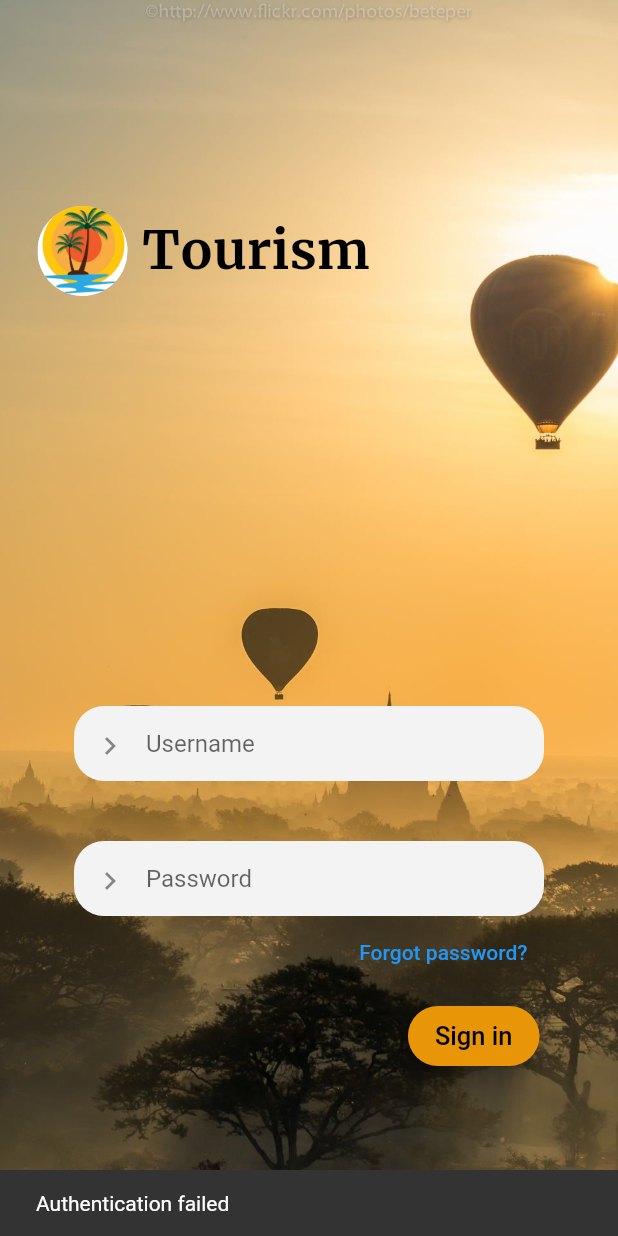
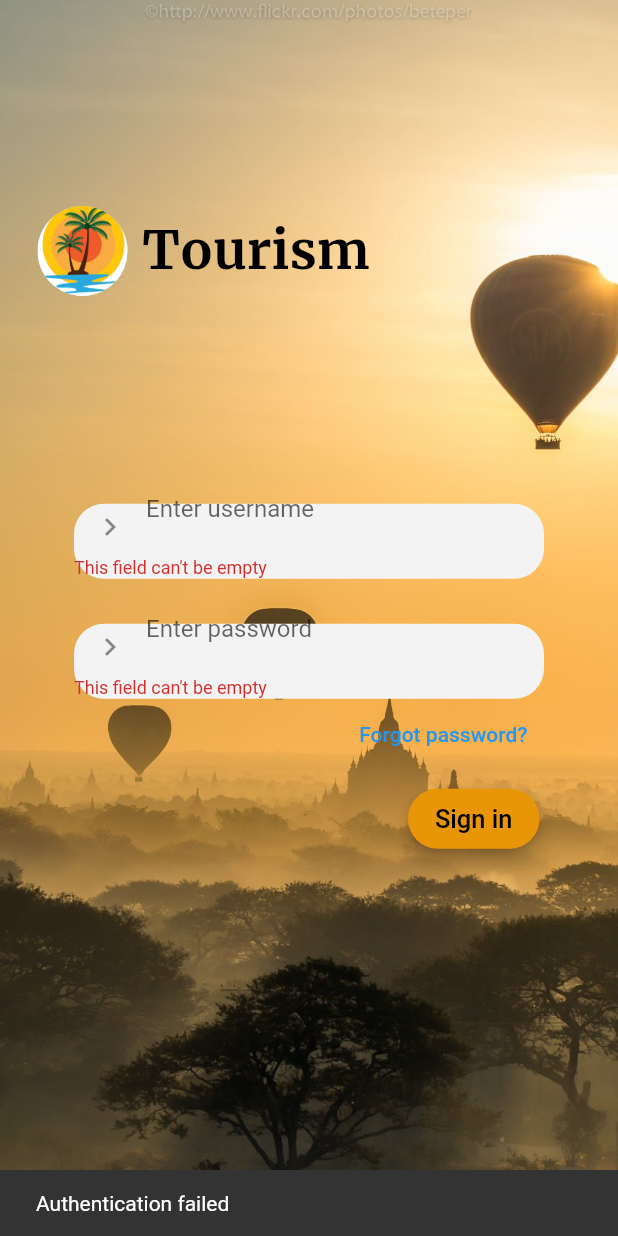
Before and after one commit to luix09/Tourism, a Flutter app: the screen it shows after launch, after a tap on "Sign in", on a phone screen of 412 x 824 dp. Run offline on Flutter 3.47's test engine with Material 2 defaults, Android fonts, the phone set to English and light mode, and no system bars.

Commit message:
UI Login I fixed the anomality relative to the UI page, where if the user doesn't hit the check button of the keyboard, the raised button doesn't log the user in. I just used a form widget above the stack and populated the loggeduser provider of nickname and password. There's still some useless code to remove.

```diff
--- a/lib/models/logged_user_model.dart
+++ b/lib/models/logged_user_model.dart
@@ -3,6 +3,8 @@ import 'package:flutter/material.dart';
 class LoggedUserModel extends ChangeNotifier {
   final String name;
   final String surname;
+  final String nickname = "nick";
+  final String password = "pass";
   final String country;
   final List<String> favourites;
   LoggedUserModel({this.name, this.surname, this.country, this.favourites});
--- a/lib/views/login_page.dart
+++ b/lib/views/login_page.dart
@@ -14,6 +14,7 @@ class _LoginPageState extends State<LoginPage> {
   final String wallpaper = "res/wallpaper/login-image.jpg";
   TextEditingController _controllerUsername = TextEditingController();
   TextEditingController _controllerPassword = TextEditingController();
+  final _formKey = GlobalKey<FormState>();
 
   void dispose() {
     // Clean up the controller when the widget is removed from the
@@ -29,6 +30,7 @@ class _LoginPageState extends State<LoginPage> {
     final width = MediaQuery.of(context).size.width;
 
     return Scaffold(
+      resizeToAvoidBottomInset: false,
       body: Container(
         height: height,
         width: width,
@@ -38,11 +40,12 @@ class _LoginPageState extends State<LoginPage> {
             fit: BoxFit.cover
           )
         ),
+        child: Form(
           child: Stack(
             children: <Widget>[
               Positioned(child: LogoWidget(), top: (height / 6), left: 25),
               Positioned(
-              bottom: 30,
+                bottom: height/5,
                 left: width / 12,
                 child: Container(
                   padding: EdgeInsets.only(top: 20),
@@ -53,13 +56,15 @@ class _LoginPageState extends State<LoginPage> {
                     crossAxisAlignment: CrossAxisAlignment.start,
                     children: <Widget>[
                       EntryWidget(
-                      hint: "Username",
+                        fieldName: "username",
+                        hint: "Enter username",
                         editingController: _controllerUsername,
                         icon: Icon(Icons.chevron_right),
                       ),
-                    SizedBox(height: 40),
+                      SizedBox(height: 30),
                       EntryWidget(
-                      hint: "Password",
+                        fieldName: "password",
+                        hint: "Enter password",
                         editingController: _controllerPassword,
                         icon: Icon(Icons.chevron_right),
                         isObscured: true,
@@ -97,6 +102,7 @@ class _LoginPageState extends State<LoginPage> {
             ],
           ),
         ),
+      ),
     );
   }
 }
--- a/lib/widgets/login_page_widgets.dart
+++ b/lib/widgets/login_page_widgets.dart
@@ -1,4 +1,6 @@
 import 'package:flutter/material.dart';
+import 'package:provider/provider.dart';
+import 'package:tourism/models/logged_user_model.dart';
 
 class LogoWidget extends StatelessWidget {
   @override
@@ -59,8 +61,7 @@ class ValidationButton extends StatelessWidget {
       elevation: 5,
       color: Color(0xFFe89607),
       onPressed: (){
-        if(validate(enteredUsername,
-            enteredPassword))
+        if(Form.of(context).validate())
           Navigator.pushReplacementNamed(context, '/dashboard');
         else
           Scaffold.of(context).showSnackBar(SnackBar(content: Text("Authentication failed"),));
@@ -72,12 +73,14 @@ class ValidationButton extends StatelessWidget {
 
 class EntryWidget extends StatelessWidget {
 
+  final String fieldName;
   final editingController;
   final String hint;
   final bool isObscured;
   final Icon icon;
 
   EntryWidget({
+    this.fieldName,
     this.editingController,
     this.hint,
     this.icon,
@@ -86,6 +89,7 @@ class EntryWidget extends StatelessWidget {
 
   @override
   Widget build(BuildContext context) {
+    final loggedUser = Provider.of<LoggedUserModel>(context);
     return Container(
       height: 50,
       margin: EdgeInsets.symmetric(horizontal: 15),
@@ -95,7 +99,7 @@ class EntryWidget extends StatelessWidget {
       ),
       child: Padding(
         padding: const EdgeInsets.only(top: 3.0),
-        child: TextField(
+        child: TextFormField(
           controller: editingController,
           obscureText: isObscured,
           cursorRadius: Radius.circular(20),
@@ -103,6 +107,19 @@ class EntryWidget extends StatelessWidget {
               prefixIcon: icon,
               border: InputBorder.none,
               hintText: hint),
+          validator: (value) {
+            if(value.isEmpty)
+              return 'This field can\'t be empty';
+            else if(fieldName == "username") {
+              if(loggedUser.nickname == value)
+                return null;
+            }
+            else if(fieldName == "password") {
+              if(loggedUser.password == value)
+                return null;
+            }
+            return null;
+          },
         ),
       ),
     );
```
Lines whose indentation alone changed are shown as unchanged.
